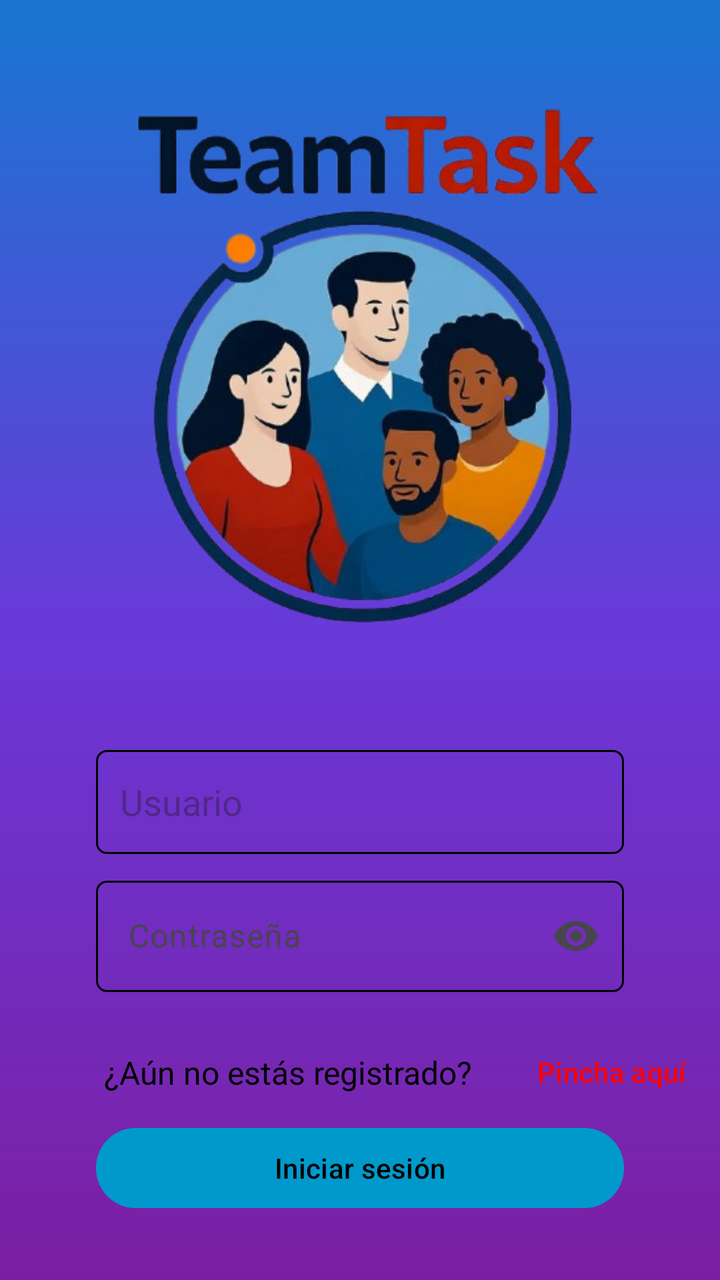
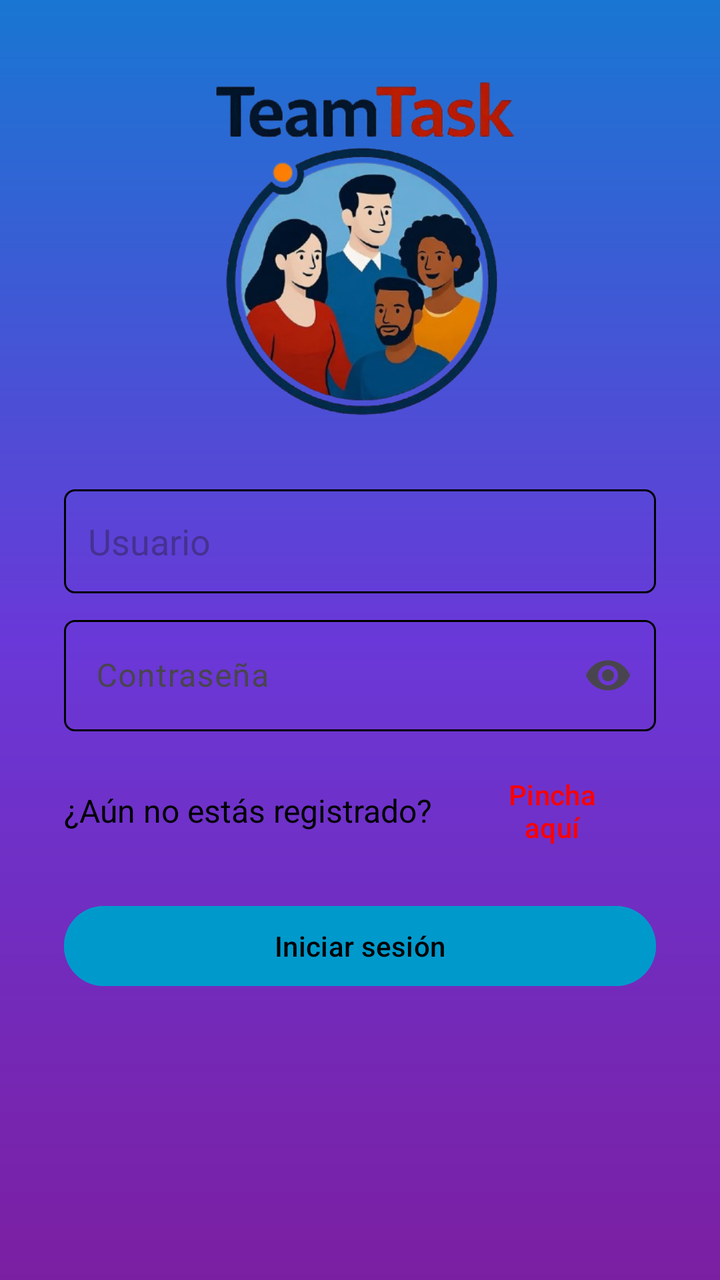

An Android layout rendered at two revisions. The XML below is the earlier revision; the diff shows what the commit changed to produce the second picture.
<!-- AndroidManifest.xml: application theme Theme.TFG -->
<!-- res/layout/fragment_login.xml -->
<?xml version="1.0" encoding="utf-8"?>
<ScrollView xmlns:android="http://schemas.android.com/apk/res/android"
    xmlns:app="http://schemas.android.com/apk/res-auto"
    xmlns:tools="http://schemas.android.com/tools"
    android:layout_width="match_parent"
    android:layout_height="match_parent"
    android:fillViewport="true"
    android:padding="16dp"
    android:paddingBottom="72dp"
    android:background="@drawable/degradado"
    tools:context="com.example.tfg.vista.FragmentLogin">

    <androidx.constraintlayout.widget.ConstraintLayout
        android:layout_width="match_parent"
        android:layout_height="match_parent">

        <ImageView
            android:id="@+id/logo"
            android:layout_width="wrap_content"
            android:layout_height="wrap_content"
            android:contentDescription="logo"
            android:src="@drawable/teamtask"
            app:layout_constraintTop_toTopOf="parent"
            app:layout_constraintStart_toStartOf="parent"
            app:layout_constraintEnd_toEndOf="parent"
            app:layout_constraintVertical_bias="0.0"
            android:adjustViewBounds="true" />

        
        <View
            android:id="@+id/spacer"
            android:layout_width="0dp"
            android:layout_height="0dp"
            app:layout_constraintTop_toBottomOf="@id/logo"
            app:layout_constraintBottom_toTopOf="@id/usuario"
            app:layout_constraintStart_toStartOf="parent"
            app:layout_constraintEnd_toEndOf="parent" />

        <EditText
            android:id="@+id/usuario"
            android:layout_width="0dp"
            android:layout_height="52dp"
            android:background="@drawable/borde"
            android:hint="Usuario"
            android:inputType="textPersonName"
            app:layout_constraintStart_toStartOf="parent"
            app:layout_constraintEnd_toEndOf="parent"
            app:layout_constraintTop_toBottomOf="@id/spacer"
            android:layout_marginStart="32dp"
            android:layout_marginEnd="32dp" />

        <com.google.android.material.textfield.TextInputLayout
            android:id="@+id/contraseiaLayout"
            android:layout_width="0dp"
            android:layout_height="wrap_content"
            android:hint="Contraseña"
            app:endIconMode="password_toggle"
            app:layout_constraintTop_toBottomOf="@id/usuario"
            app:layout_constraintStart_toStartOf="parent"
            app:layout_constraintEnd_toEndOf="parent"
            android:layout_marginStart="32dp"
            android:layout_marginEnd="32dp"
            android:layout_marginTop="8dp">

            <com.google.android.material.textfield.TextInputEditText
                android:id="@+id/textocontraseA"
                android:background="@drawable/borde"
                android:layout_width="match_parent"
                android:layout_height="wrap_content"
                android:inputType="textPassword" />
        </com.google.android.material.textfield.TextInputLayout>


        <androidx.constraintlayout.widget.ConstraintLayout
            android:id="@+id/contenedorSinRegistro"
            android:layout_width="match_parent"
            android:layout_height="wrap_content"
            app:layout_constraintTop_toBottomOf="@+id/contraseiaLayout"
            app:layout_constraintStart_toStartOf="parent"
            app:layout_constraintEnd_toEndOf="parent"
            android:layout_marginTop="16dp">

            <TextView
                android:id="@+id/sinRegistro"
                android:layout_width="wrap_content"
                android:layout_height="wrap_content"
                android:background="@android:color/transparent"
                android:text="¿Aún no estás registrado?"
                android:textColor="@android:color/black"
                android:textSize="16sp"
                app:layout_constraintBottom_toBottomOf="parent"
                app:layout_constraintStart_toStartOf="parent"
                app:layout_constraintTop_toTopOf="parent"
                android:layout_marginStart="36dp" />

            <Button
                android:id="@+id/botonTransparente"
                android:layout_width="wrap_content"
                android:layout_height="wrap_content"
                android:background="@android:color/transparent"
                android:text="Pincha aquí"
                android:textColor="@color/rojo"
                app:layout_constraintBottom_toBottomOf="@id/sinRegistro"
                app:layout_constraintStart_toEndOf="@id/sinRegistro"
                app:layout_constraintTop_toTopOf="@id/sinRegistro"
                android:layout_marginStart="8dp" />
        </androidx.constraintlayout.widget.ConstraintLayout>


        <Button
            android:id="@+id/iniciarSesion"
            android:layout_width="0dp"
            android:layout_height="wrap_content"
            android:textColor="@color/negro"
            android:text="Iniciar sesión"
            android:backgroundTint="@android:color/holo_blue_dark"
            app:layout_constraintTop_toBottomOf="@id/contenedorSinRegistro"
            app:layout_constraintStart_toStartOf="parent"
            app:layout_constraintEnd_toEndOf="parent"
            app:layout_constraintBottom_toBottomOf="parent"
            android:layout_marginStart="32dp"
            android:layout_marginEnd="32dp"
            android:layout_marginBottom="16dp" />

    </androidx.constraintlayout.widget.ConstraintLayout>

</ScrollView>
<!-- resources referenced by this layout -->
<resources>
  <color name="negro">#000000</color>
  <color name="rojo">#FF0000</color>
  <!-- drawable borde (drawable) -->
  <shape xmlns:android="http://schemas.android.com/apk/res/android"
      android:shape="rectangle">
      <solid android:color="#00FFFFFF" />
      <stroke
          android:width="1dp"
          android:color="#000000" />
      <corners android:radius="5dp" />
      <padding
          android:left="12dp"
          android:top="8dp"
          android:right="12dp"
          android:bottom="8dp" />
  </shape>
  <!-- drawable degradado (drawable) -->
  <?xml version="1.0" encoding="utf-8"?>
  <shape xmlns:android="http://schemas.android.com/apk/res/android" android:shape="rectangle">
      <gradient
          android:startColor="#1976D2"
      android:centerColor="#6A38D8"
      android:endColor="#7B1FA2"
      android:angle="270"
      android:type="linear" />
      <corners android:radius="0dp" />
  </shape>
  <!-- drawable teamtask: png bitmap (drawable, 215797 bytes) -->
  <style name="Theme.TFG" parent="Base.Theme.TFG" />
  <style name="Base.Theme.TFG" parent="Theme.Material3.DayNight.NoActionBar">
          
          
      </style>
</resources>

<!-- the commit's change to res/layout/fragment_login.xml (unified diff, before → after) -->
@@ -14,113 +14,103 @@
         android:layout_width="match_parent"
         android:layout_height="match_parent">
 
+        
+        <androidx.constraintlayout.widget.Guideline
+            android:id="@+id/guidelineHorizontal"
+            android:layout_width="wrap_content"
+            android:layout_height="wrap_content"
+            android:orientation="horizontal"
+            app:layout_constraintGuide_percent="0.35" />
+
         <ImageView
             android:id="@+id/logo"
             android:layout_width="wrap_content"
-            android:layout_height="wrap_content"
+            android:layout_height="0dp"
             android:contentDescription="logo"
             android:src="@drawable/teamtask"
+            android:adjustViewBounds="true"
+            android:scaleType="centerInside"
             app:layout_constraintTop_toTopOf="parent"
-            app:layout_constraintStart_toStartOf="parent"
-            app:layout_constraintEnd_toEndOf="parent"
-            app:layout_constraintVertical_bias="0.0"
-            android:adjustViewBounds="true" />
-
-        
-        <View
-            android:id="@+id/spacer"
-            android:layout_width="0dp"
-            android:layout_height="0dp"
-            app:layout_constraintTop_toBottomOf="@id/logo"
-            app:layout_constraintBottom_toTopOf="@id/usuario"
+            app:layout_constraintBottom_toTopOf="@id/guidelineHorizontal"
             app:layout_constraintStart_toStartOf="parent"
             app:layout_constraintEnd_toEndOf="parent" />
 
-        <EditText
-            android:id="@+id/usuario"
+        
+        <LinearLayout
+            android:id="@+id/inputsContainer"
             android:layout_width="0dp"
-            android:layout_height="52dp"
-            android:background="@drawable/borde"
-            android:hint="Usuario"
-            android:inputType="textPersonName"
+            android:layout_height="0dp"
+            android:orientation="vertical"
+            android:paddingTop="8dp"
+            app:layout_constraintTop_toBottomOf="@id/guidelineHorizontal"
+            app:layout_constraintBottom_toBottomOf="parent"
             app:layout_constraintStart_toStartOf="parent"
             app:layout_constraintEnd_toEndOf="parent"
-            app:layout_constraintTop_toBottomOf="@id/spacer"
-            android:layout_marginStart="32dp"
-            android:layout_marginEnd="32dp" />
+            android:layout_marginStart="16dp"
+            android:layout_marginEnd="16dp">
 
-        <com.google.android.material.textfield.TextInputLayout
-            android:id="@+id/contraseiaLayout"
-            android:layout_width="0dp"
-            android:layout_height="wrap_content"
-            android:hint="Contraseña"
-            app:endIconMode="password_toggle"
-            app:layout_constraintTop_toBottomOf="@id/usuario"
-            app:layout_constraintStart_toStartOf="parent"
-            app:layout_constraintEnd_toEndOf="parent"
-            android:layout_marginStart="32dp"
-            android:layout_marginEnd="32dp"
-            android:layout_marginTop="8dp">
+            <EditText
+                android:id="@+id/usuario"
+                android:layout_width="match_parent"
+                android:layout_height="52dp"
+                android:background="@drawable/borde"
+                android:hint="Usuario"
+                android:inputType="textPersonName"
+                android:layout_marginTop="8dp" />
 
-            <com.google.android.material.textfield.TextInputEditText
-                android:id="@+id/textocontraseA"
-                android:background="@drawable/borde"
+            <com.google.android.material.textfield.TextInputLayout
+                android:id="@+id/contraseiaLayout"
                 android:layout_width="match_parent"
                 android:layout_height="wrap_content"
-                android:inputType="textPassword" />
-        </com.google.android.material.textfield.TextInputLayout>
+                android:hint="Contraseña"
+                app:endIconMode="password_toggle"
+                android:layout_marginTop="8dp">
 
+                <com.google.android.material.textfield.TextInputEditText
+                    android:id="@+id/textocontraseA"
+                    android:background="@drawable/borde"
+                    android:layout_width="match_parent"
+                    android:layout_height="wrap_content"
+                    android:inputType="textPassword" />
+            </com.google.android.material.textfield.TextInputLayout>
 
-        <androidx.constraintlayout.widget.ConstraintLayout
-            android:id="@+id/contenedorSinRegistro"
-            android:layout_width="match_parent"
-            android:layout_height="wrap_content"
-            app:layout_constraintTop_toBottomOf="@+id/contraseiaLayout"
-            app:layout_constraintStart_toStartOf="parent"
-            app:layout_constraintEnd_toEndOf="parent"
-            android:layout_marginTop="16dp">
+            <LinearLayout
+                android:layout_width="match_parent"
+                android:layout_height="wrap_content"
+                android:orientation="horizontal"
+                android:gravity="center_vertical"
+                android:layout_marginTop="12dp">
 
-            <TextView
-                android:id="@+id/sinRegistro"
-                android:layout_width="wrap_content"
-                android:layout_height="wrap_content"
-                android:background="@android:color/transparent"
-                android:text="¿Aún no estás registrado?"
-                android:textColor="@android:color/black"
-                android:textSize="16sp"
-                app:layout_constraintBottom_toBottomOf="parent"
-                app:layout_constraintStart_toStartOf="parent"
-                app:layout_constraintTop_toTopOf="parent"
-                android:layout_marginStart="36dp" />
+                <TextView
+                    android:id="@+id/sinRegistro"
+                    android:layout_width="wrap_content"
+                    android:layout_height="wrap_content"
+                    android:text="¿Aún no estás registrado?"
+                    android:textColor="@android:color/black"
+                    android:textSize="16sp" />
+
+                <Button
+                    android:id="@+id/botonTransparente"
+                    android:layout_width="wrap_content"
+                    android:layout_height="wrap_content"
+                    android:background="@android:color/transparent"
+                    android:text="Pincha aquí"
+                    android:textColor="@color/rojo"
+                    android:layout_marginStart="8dp" />
+
+            </LinearLayout>
 
             <Button
-                android:id="@+id/botonTransparente"
-                android:layout_width="wrap_content"
+                android:id="@+id/iniciarSesion"
+                android:layout_width="match_parent"
                 android:layout_height="wrap_content"
-                android:background="@android:color/transparent"
-                android:text="Pincha aquí"
-                android:textColor="@color/rojo"
-                app:layout_constraintBottom_toBottomOf="@id/sinRegistro"
-                app:layout_constraintStart_toEndOf="@id/sinRegistro"
-                app:layout_constraintTop_toTopOf="@id/sinRegistro"
-                android:layout_marginStart="8dp" />
-        </androidx.constraintlayout.widget.ConstraintLayout>
+                android:textColor="@color/negro"
+                android:text="Iniciar sesión"
+                android:backgroundTint="@android:color/holo_blue_dark"
+                android:layout_marginTop="16dp"
+                android:layout_marginBottom="24dp" />
 
-
-        <Button
-            android:id="@+id/iniciarSesion"
-            android:layout_width="0dp"
-            android:layout_height="wrap_content"
-            android:textColor="@color/negro"
-            android:text="Iniciar sesión"
-            android:backgroundTint="@android:color/holo_blue_dark"
-            app:layout_constraintTop_toBottomOf="@id/contenedorSinRegistro"
-            app:layout_constraintStart_toStartOf="parent"
-            app:layout_constraintEnd_toEndOf="parent"
-            app:layout_constraintBottom_toBottomOf="parent"
-            android:layout_marginStart="32dp"
-            android:layout_marginEnd="32dp"
-            android:layout_marginBottom="16dp" />
+        </LinearLayout>
 
     </androidx.constraintlayout.widget.ConstraintLayout>
 
